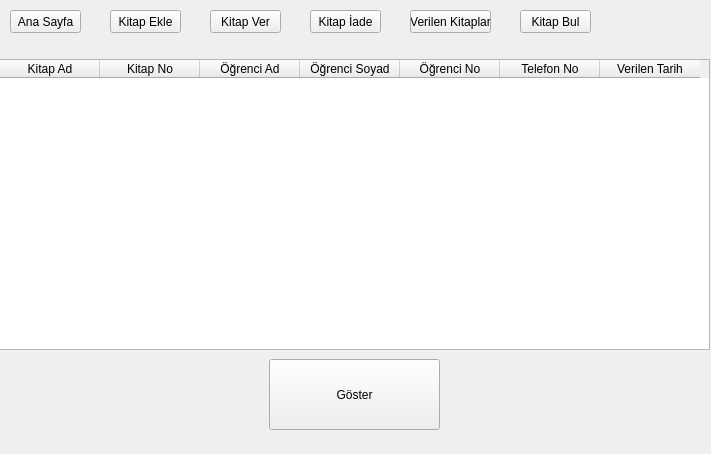
Qt form library.ui (taydastahsin/APP-Library) before a commit.
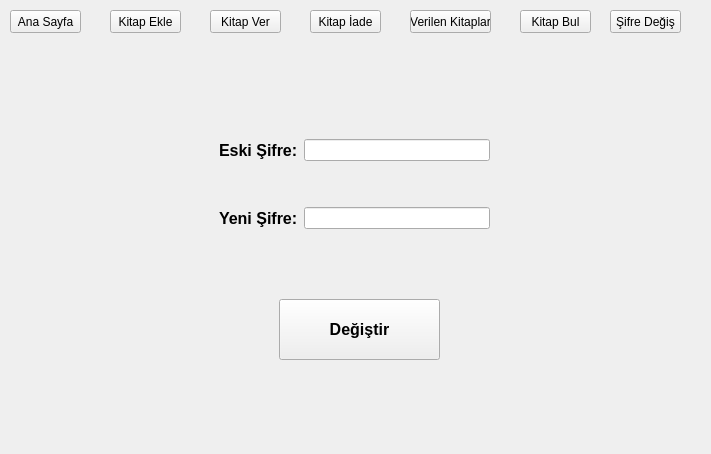
The same form after that commit.

What changed in the file:
```diff
--- a/library.ui
+++ b/library.ui
@@ -108,7 +108,7 @@
      <string notr="true"/>
     </property>
     <property name="currentIndex">
-     <number>4</number>
+     <number>6</number>
     </property>
     <widget class="QWidget" name="page">
      <widget class="QWidget" name="verticalLayoutWidget">
@@ -668,6 +668,87 @@
       </column>
      </widget>
     </widget>
+    <widget class="QWidget" name="page_7">
+     <widget class="QWidget" name="gridLayoutWidget_5">
+      <property name="geometry">
+       <rect>
+        <x>220</x>
+        <y>50</y>
+        <width>271</width>
+        <height>171</height>
+       </rect>
+      </property>
+      <layout class="QGridLayout" name="gridLayout_5">
+       <item row="0" column="1">
+        <widget class="QLineEdit" name="lineEdit_25"/>
+       </item>
+       <item row="0" column="0">
+        <widget class="QLabel" name="label_23">
+         <property name="font">
+          <font>
+           <pointsize>12</pointsize>
+           <weight>75</weight>
+           <bold>true</bold>
+          </font>
+         </property>
+         <property name="text">
+          <string>Eski Şifre:</string>
+         </property>
+        </widget>
+       </item>
+       <item row="1" column="0">
+        <widget class="QLabel" name="label_24">
+         <property name="font">
+          <font>
+           <pointsize>12</pointsize>
+           <weight>75</weight>
+           <bold>true</bold>
+          </font>
+         </property>
+         <property name="text">
+          <string>Yeni Şifre:</string>
+         </property>
+        </widget>
+       </item>
+       <item row="1" column="1">
+        <widget class="QLineEdit" name="lineEdit_26"/>
+       </item>
+      </layout>
+     </widget>
+     <widget class="QPushButton" name="pushButton_14">
+      <property name="geometry">
+       <rect>
+        <x>280</x>
+        <y>250</y>
+        <width>161</width>
+        <height>61</height>
+       </rect>
+      </property>
+      <property name="font">
+       <font>
+        <pointsize>12</pointsize>
+        <weight>75</weight>
+        <bold>true</bold>
+       </font>
+      </property>
+      <property name="text">
+       <string>Değiştir</string>
+      </property>
+     </widget>
+    </widget>
+   </widget>
+   <widget class="QPushButton" name="pushButton_6">
+    <property name="geometry">
+     <rect>
+      <x>610</x>
+      <y>10</y>
+      <width>71</width>
+      <height>23</height>
+     </rect>
+    </property>
+    <property name="text">
+     <string>Şifre Değiş</string>
+    </property>
    </widget>
   </widget>
  </widget>
```
